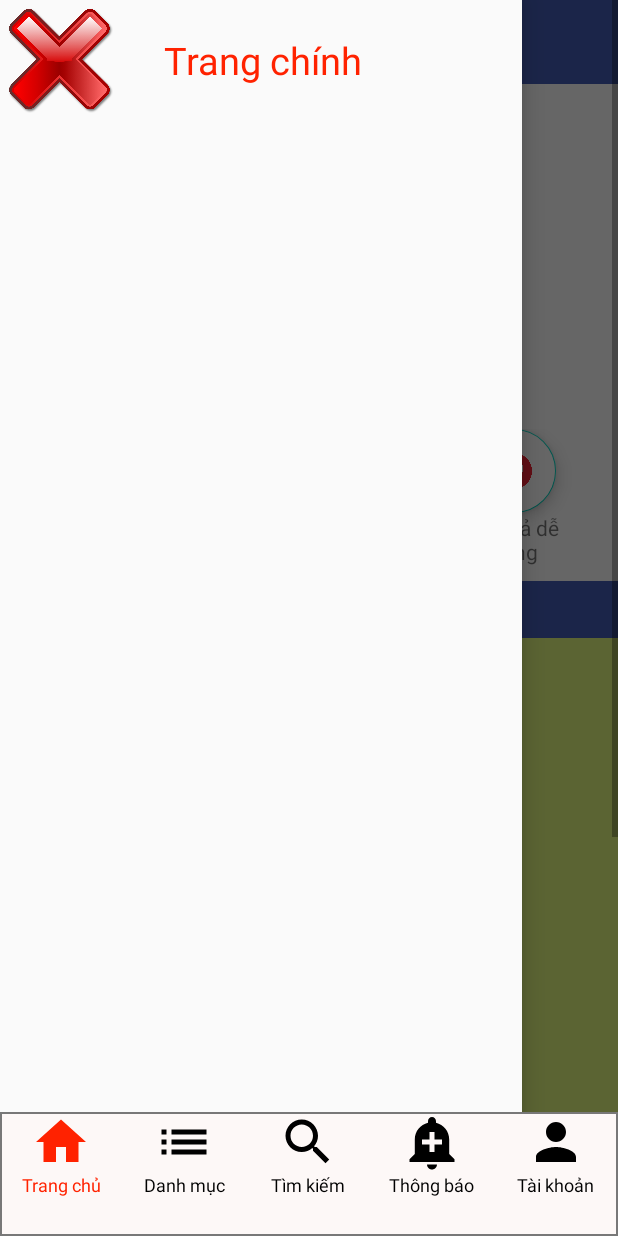
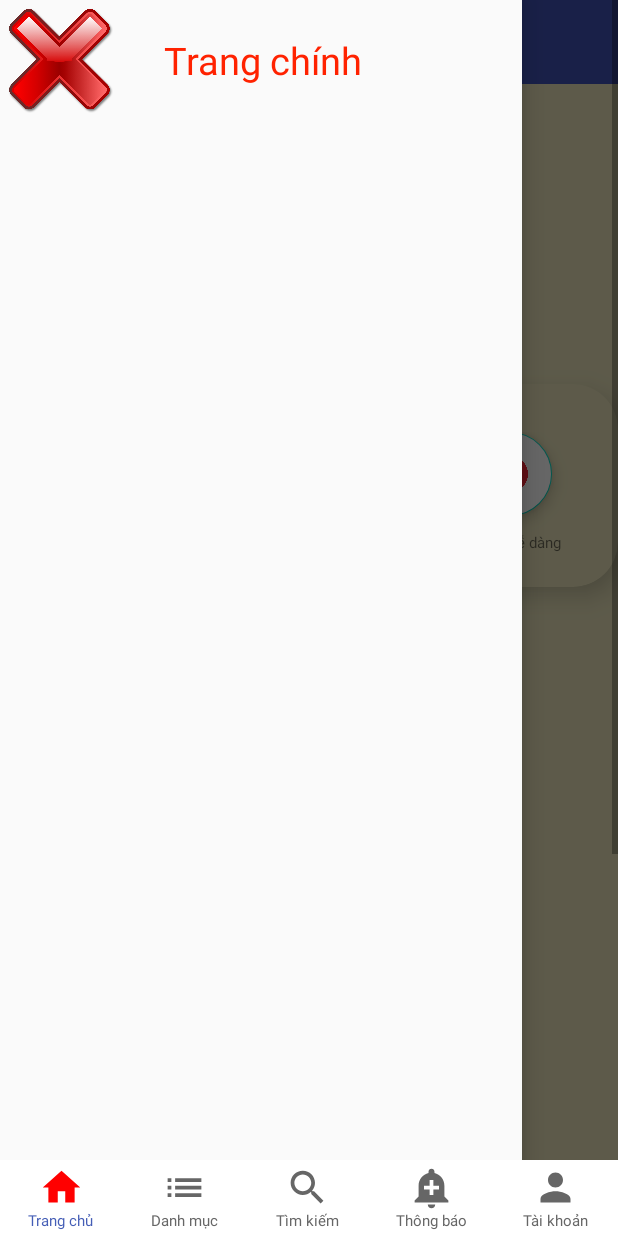
Before and after one commit to 5MPRO/bookShop, an Android app: the MainActivity screen opened directly, with no data from a screen before it, with the side drawer open, on a phone screen of 412 x 824 dp. Run offline under Robolectric (Android 15) with nearby library versions, the phone set to English and light mode, and no system bars; our stand-ins replace Picasso, Volley; pictures from the network do not load; 3 statements that could not run were skipped.

Commit message:
thien edit main

```diff
--- a/ShopBanSach2/app/src/main/res/layout/activity_main.xml
+++ b/ShopBanSach2/app/src/main/res/layout/activity_main.xml
@@ -6,10 +6,11 @@
     android:layout_width="match_parent"
     android:layout_height="match_parent"
     tools:context=".activity.MainActivity"
+    android:background="@color/bookApp"
     android:orientation="vertical">
 
     <LinearLayout
-        android:weightSum="10"
+        android:weightSum="9"
         android:orientation="vertical"
         android:layout_width="match_parent"
         android:layout_height="match_parent">
@@ -23,7 +24,7 @@
                 android:layout_height="match_parent"
                 android:fillViewport="true">
                 <LinearLayout
-                    android:background="@color/white"
+                    android:background="@color/bookApp"
                     android:orientation="vertical"
                     android:layout_width="match_parent"
                     android:layout_height="match_parent">
@@ -31,22 +32,33 @@
                         android:id="@+id/toolbarmanhinhchinh"
                         app:titleTextColor="@color/white"
                         app:title="Trang chủ"
-                        android:background="@color/color_menu"
+                        android:background="#3F51B5"
                         android:layout_width="match_parent"
                         android:layout_height="?attr/actionBarSize"/>
                     <ViewFlipper
-                        android:layout_marginRight="10dp"
-                        android:layout_marginLeft="10dp"
+
                         android:id="@+id/viewflipper"
                         android:layout_width="match_parent"
                         android:layout_height="200dp"/>
+
+                    <android.support.v7.widget.CardView
+                        android:layout_width="match_parent"
+                        android:layout_height="wrap_content"
+                        android:layout_marginTop="0dp"
+                        app:cardElevation="10dp"
+                        app:cardCornerRadius="30dp"
+                        android:backgroundTint="@color/bookApp"
+                        >
+
                         <LinearLayout
-                        android:background="@color/white"
+                            android:outlineAmbientShadowColor="@color/black"
+                            android:outlineSpotShadowColor="@color/black"
                             android:gravity="center"
                             android:orientation="vertical"
                             android:layout_width="match_parent"
                             android:layout_height="wrap_content"
-                        android:layout_marginBottom="10dp">
+                            android:layout_marginBottom="10dp"
+                            >
                             <TextView
                                 android:padding="5dp"
                                 android:textStyle="bold"
@@ -55,11 +67,13 @@
                                 android:layout_width="wrap_content"
                                 android:layout_height="wrap_content"/>
                             <LinearLayout
+
                                 android:gravity="center"
                                 android:orientation="horizontal"
                                 android:layout_width="match_parent"
                                 android:layout_height="wrap_content">
                                 <LinearLayout
+                                    android:layout_margin="2dp"
                                     android:gravity="center"
                                     android:orientation="vertical"
                                     android:layout_width="wrap_content"
@@ -70,11 +84,14 @@
                                         android:layout_width="wrap_content"
                                         android:layout_height="wrap_content"/>
                                     <TextView
-                                    android:layout_width="91dp"
+                                        android:gravity="center"
+                                        android:textSize="10sp"
+                                        android:layout_width="85dp"
                                         android:layout_height="35dp"
                                         android:text="Free Shipping trên 250.000đ"/>
                                 </LinearLayout>
                                 <LinearLayout
+                                    android:layout_margin="2dp"
                                     android:gravity="center"
                                     android:orientation="vertical"
                                     android:layout_width="wrap_content"
@@ -86,11 +103,13 @@
                                         android:layout_height="wrap_content"/>
                                     <TextView
                                         android:gravity="center"
-                                    android:layout_width="91dp"
+                                        android:textSize="10sp"
+                                        android:layout_width="85dp"
                                         android:layout_height="35dp"
                                         android:text="Sản phẩm chính hãng"/>
                                 </LinearLayout>
                                 <LinearLayout
+                                    android:layout_margin="2dp"
                                     android:gravity="center"
                                     android:orientation="vertical"
                                     android:layout_width="wrap_content"
@@ -102,11 +121,13 @@
                                         android:layout_height="wrap_content"/>
                                     <TextView
                                         android:gravity="center"
-                                    android:layout_width="91dp"
+                                        android:textSize="10sp"
+                                        android:layout_width="85dp"
                                         android:layout_height="35dp"
                                         android:text="Nhận hàng rồi thanh toán"/>
                                 </LinearLayout>
                                 <LinearLayout
+                                    android:layout_margin="2dp"
                                     android:gravity="center"
                                     android:orientation="vertical"
                                     android:layout_width="wrap_content"
@@ -118,52 +139,63 @@
                                         android:layout_height="wrap_content"/>
                                     <TextView
                                         android:gravity="center"
-                                    android:layout_width="91dp"
+                                        android:textSize="10sp"
+                                        android:layout_width="85dp"
                                         android:layout_height="35dp"
                                         android:text="Đổi trả dễ dàng"/>
                                 </LinearLayout>
                             </LinearLayout>
+
                         </LinearLayout>
+                    </android.support.v7.widget.CardView>
+
                     <LinearLayout
                         android:orientation="vertical"
                         android:layout_width="match_parent"
                         android:layout_height="match_parent">
                         <LinearLayout
-                            android:background="@color/color_lightblue"
+                            android:background="@color/bookApp"
                             android:orientation="vertical"
+                            android:layout_marginTop="15dp"
                             android:layout_width="match_parent"
                             android:layout_height="wrap_content">
                             <TextView
                                 android:padding="5dp"
-                                android:textColor="@color/white"
+                                android:textColor="@color/black"
                                 android:textSize="20sp"
                                 android:textStyle="bold"
                                 android:text="Siêu khuyến mãi"
                                 android:layout_width="match_parent"
                                 android:layout_height="wrap_content"/>
+
                             <android.support.v7.widget.RecyclerView
                                 android:id="@+id/recyclerviewsanphamkhuyenmai"
                                 android:layout_width="match_parent"
-                                android:layout_height="match_parent">
-                            </android.support.v7.widget.RecyclerView>
+                                android:layout_height="match_parent"
+                                android:layout_marginVertical="20dp"></android.support.v7.widget.RecyclerView>
                         </LinearLayout>
+
                         <LinearLayout
-                            android:background="#E5FA80"
-                            android:orientation="vertical"
                             android:layout_width="match_parent"
-                            android:layout_height="560dp">
+                            android:layout_height="560dp"
+                            android:layout_marginTop="5dp"
+                            android:background="@color/bookApp"
+                            android:orientation="vertical">
+
                             <TextView
+                                android:layout_width="match_parent"
+                                android:layout_height="wrap_content"
                                 android:padding="5dp"
-                                android:textColor="#f20"
+                                android:text="Bán chạy"
+                                android:textColor="@color/black"
                                 android:textSize="20sp"
-                                android:textStyle="bold"
-                                android:text="Bán chạy"
-                                android:layout_width="match_parent"
-                                android:layout_height="wrap_content"/>
+                                android:textStyle="bold" />
+
                             <android.support.v7.widget.RecyclerView
                                 android:id="@+id/recyclersanphammoinhat"
                                 android:layout_width="match_parent"
-                                android:layout_height="match_parent"/>
+                                android:layout_height="470dp"
+                                android:nestedScrollingEnabled="false" />
                         </LinearLayout>
                     </LinearLayout>
                 </LinearLayout>
@@ -172,116 +204,141 @@
                 android:id="@+id/navigationviewmanhinhchinh"
                 android:layout_gravity="start"
                 android:layout_width="match_parent"
-                android:layout_height="match_parent">
+                android:layout_height="match_parent"
+                android:fitsSystemWindows="true"
+
+
+                >
                 <ListView
                     android:id="@+id/listviewmanhinhchinh"
                     android:layout_width="match_parent"
-                    android:layout_height="wrap_content">
+                    android:layout_height="wrap_content"
+                    >
+                </ListView>
 
-                </ListView>
+
             </android.support.design.widget.NavigationView>
         </android.support.v4.widget.DrawerLayout>
+
         <LinearLayout
-            android:gravity="center_horizontal"
-            android:background="@drawable/boder_menu_activity"
+            android:layout_width="match_parent"
+            android:layout_height="wrap_content"
+
+            android:gravity="center_vertical"
+            android:background="@color/white"
+            android:orientation="horizontal"
             android:weightSum="5"
+            android:paddingTop="3dp"
+            android:paddingBottom="3dp"
+            android:layout_gravity="end"
+            >
+
+            <LinearLayout
+                android:layout_width="0dp"
+                android:layout_height="wrap_content"
                 android:layout_weight="1"
-            android:orientation="horizontal"
-            android:layout_width="match_parent"
-            android:layout_height="0dp">
+                android:gravity="center|top"
+                android:orientation="vertical">
+
+                <ImageView
+                    android:layout_width="30dp"
+                    android:layout_height="30dp"
+                    android:src="@drawable/home_menu_activity" />
+
+                <TextView
+                    android:layout_width="wrap_content"
+                    android:layout_height="wrap_content"
+                    android:text="Trang chủ"
+                    android:textColor="@color/color_lightblue"
+                    android:textSize="10sp" />
+            </LinearLayout>
+
             <LinearLayout
-                android:id="@+id/ln_home"
+                android:layout_width="0dp"
+                android:layout_height="wrap_content"
+                android:layout_weight="1"
                 android:gravity="center|top"
-                android:orientation="vertical"
-                android:layout_weight="1"
-                android:layout_width="0dp"
-                android:layout_height="match_parent">
+                android:orientation="vertical">
+
                 <ImageView
-                    android:tint="#f20"
-                    android:src="@drawable/home_menu_activity"
-                    android:layout_width="40dp"
-                    android:layout_height="40dp"/>
-                <TextView
-                    android:textColor="#f20"
-                    android:textSize="12sp"
-                    android:text="Trang chủ"
-                    android:layout_width="wrap_content"
-                    android:layout_height="wrap_content"/>
-            </LinearLayout>
-            <LinearLayout
-                android:gravity="center|top"
-                android:orientation="vertical"
-                android:layout_weight="1"
-                android:layout_width="0dp"
-                android:layout_height="match_parent">
-                <ImageView
-                    android:tint="@color/black"
+                    android:layout_width="30dp"
+                    android:layout_height="30dp"
                     android:scaleType="fitXY"
                     android:src="@drawable/list_menu_activity"
-                    android:layout_width="40dp"
-                    android:layout_height="40dp"/>
+                    android:tint="@color/textcolor" />
+
                 <TextView
-                    android:textColor="@color/black"
-                    android:textSize="12sp"
+                    android:layout_width="wrap_content"
+                    android:layout_height="wrap_content"
                     android:text="Danh mục"
+                    android:textColor="@color/textcolor"
+                    android:textSize="10sp" />
+            </LinearLayout>
+
+            <LinearLayout
+                android:id="@+id/ln_tk_ct"
+                android:layout_width="0dp"
+                android:layout_height="wrap_content"
+                android:layout_weight="1"
+                android:gravity="center|top"
+                android:orientation="vertical">
+
+                <ImageView
+                    android:layout_width="30dp"
+                    android:layout_height="30dp"
+                    android:src="@drawable/search_menu_activity"
+                    android:tint="@color/textcolor" />
+
+                <TextView
                     android:layout_width="wrap_content"
-                    android:layout_height="wrap_content"/>
+                    android:layout_height="wrap_content"
+                    android:text="Tìm kiếm"
+                    android:textColor="@color/textcolor"
+                    android:textSize="10sp" />
             </LinearLayout>
-            <LinearLayout
-                android:gravity="center|top"
-                android:orientation="vertical"
-                android:layout_weight="1"
-                android:layout_width="0dp"
-                android:layout_height="match_parent">
-                <ImageView
-                    android:tint="@color/black"
-                    android:src="@drawable/search_menu_activity"
-                    android:layout_width="40dp"
-                    android:layout_height="40dp"/>
-                <TextView
-                    android:textColor="@color/black"
-                    android:textSize="12sp"
-                    android:text="Tìm kiếm"
-                    android:layout_width="wrap_content"
-                    android:layout_height="wrap_content"/>
-            </LinearLayout>
+
             <LinearLayout
                 android:id="@+id/ln_tb"
+                android:layout_width="0dp"
+                android:layout_height="wrap_content"
+                android:layout_weight="1"
                 android:gravity="center|top"
-                android:orientation="vertical"
-                android:layout_weight="1"
-                android:layout_width="0dp"
-                android:layout_height="match_parent">
+                android:orientation="vertical">
+
                 <ImageView
-                    android:tint="@color/black"
+                    android:layout_width="30dp"
+                    android:layout_height="30dp"
                     android:src="@drawable/bell_menu_activity"
-                    android:layout_width="40dp"
-                    android:layout_height="40dp"/>
+                    android:tint="@color/textcolor" />
+
                 <TextView
-                    android:textColor="@color/black"
-                    android:textSize="12sp"
+                    android:layout_width="wrap_content"
+                    android:layout_height="wrap_content"
                     android:text="Thông báo"
-                    android:layout_width="wrap_content"
-                    android:layout_height="wrap_content"/>
+                    android:textColor="@color/textcolor"
+                    android:textSize="10sp" />
             </LinearLayout>
+
             <LinearLayout
                 android:id="@+id/ln_tk"
+                android:layout_width="0dp"
+                android:layout_height="wrap_content"
+                android:layout_weight="1"
                 android:gravity="center|top"
-                android:orientation="vertical"
-                android:layout_weight="1"
-                android:layout_width="0dp"
-                android:layout_height="match_parent">
+                android:orientation="vertical">
+
                 <ImageView
-                    android:tint="@color/black"
+                    android:layout_width="30dp"
+                    android:layout_height="30dp"
                     android:src="@drawable/ic_baseline_person_24"
-                    android:layout_width="40dp"
-                    android:layout_height="40dp"/>
+                    android:tint="@color/textcolor" />
+
                 <TextView
-                    android:textColor="@color/black"
-                    android:textSize="12sp"
+                    android:layout_width="wrap_content"
+                    android:layout_height="wrap_content"
                     android:text="Tài khoản"
-                    android:layout_width="wrap_content"
-                    android:layout_height="wrap_content"/>
+                    android:textColor="@color/textcolor"
+                    android:textSize="10sp" />
             </LinearLayout>
         </LinearLayout>
     </LinearLayout>
--- a/ShopBanSach2/app/src/main/res/values/colors.xml
+++ b/ShopBanSach2/app/src/main/res/values/colors.xml
@@ -19,4 +19,5 @@
     <color name="light_blue_A200">#FF40C4FF</color>
     <color name="light_blue_A400">#FF00B0FF</color>
     <color name="black_overlay">#66000000</color>
+    <color name="bookApp" >#e9e3ba</color>
 </resources>
```
Also changed, not shown: 20 other files. Lines whose indentation alone changed are shown as unchanged.
